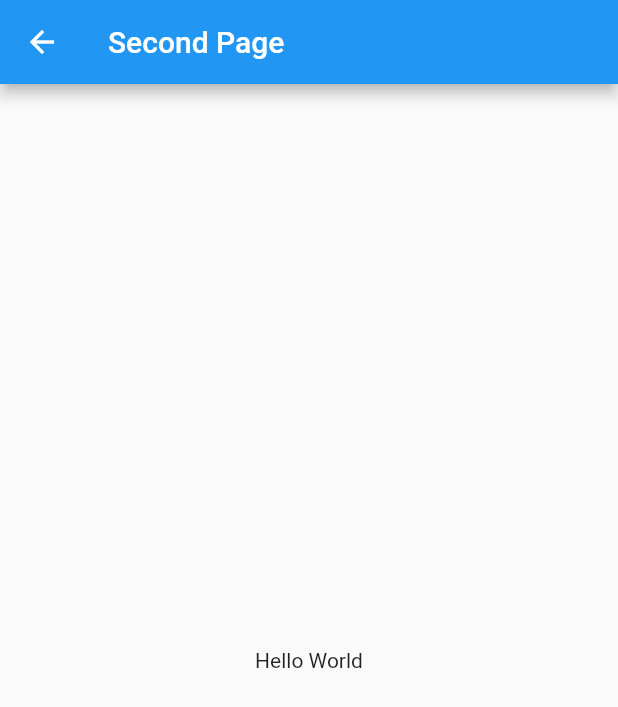
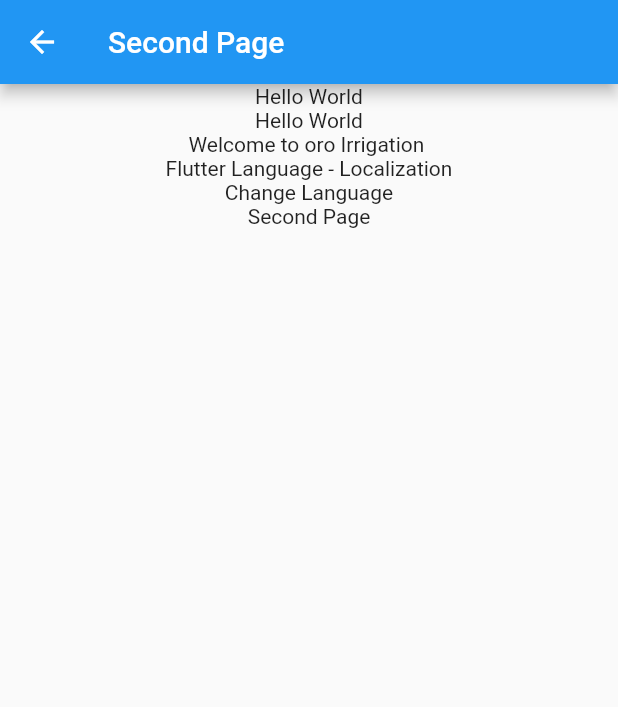
Before and after one commit to venkatesanios/select_lang, a Flutter app: the secondPage screen opened directly, on a phone screen of 412 x 824 dp. Shown: the top 707 px of the screen. Run offline on Flutter 3.47's test engine with Material 2 defaults, Android fonts, the light colour scheme and no system bars; our stand-ins replace flutter_translate, get.

Commit message:
update aug 16

```diff
--- a/lib/localeString.dart
+++ b/lib/localeString.dart
@@ -9,9 +9,9 @@ class LocaleString extends Translations {
         //ENGLISH LANGUAGE
         'en_US': {
           'hello': 'Hello World',
-          'message': 'Welcome to Proto Coders Point',
+          'message': 'Welcome to oro Irrigation ',
           'title': 'Flutter Language - Localization',
-          'sub': 'Subscribe Now',
+          'subscribe': 'Change Language click here',
           'changelang': 'Change Language',
           'title2': 'Second Page',
           'Next': 'Next',
@@ -21,7 +21,7 @@ class LocaleString extends Translations {
           'hello': 'नमस्ते दुनिया',
           'message': 'प्रोटो कोडर प्वाइंट में आपका स्वागत है',
           'title': 'स्पंदन भाषा - स्थानीयकरण',
-          'subscribe': 'सब्सक्राइब',
+          'subscribe': 'भाषा बदलें यहां क्लिक करें',
           'changelang': 'भाषा बदलो',
           'title2': 'दूसरा पेज',
           'Next': 'अगला',
@@ -31,7 +31,7 @@ class LocaleString extends Translations {
           'hello': 'ಹಲೋ ವರ್ಲ್ಡ್',
           'message': 'ಪ್ರೋಟೋ ಕೋಡರ್ ಪಾಯಿಂಟ್‌ಗೆ ಸುಸ್ವಾಗತ',
           'title': 'ಬೀಸು ಭಾಷೆ - ಸ್ಥಳೀಕರಣ',
-          'subscribe': 'ವಂತಿಗೆ ಕೊಡು',
+          'subscribe': 'ಭಾಷೆಯನ್ನು ಬದಲಾಯಿಸಿ ಇಲ್ಲಿ ಕ್ಲಿಕ್ ಮಾಡಿ',
           'changelang': 'ಭಾಷೆ ಬದಲಿಸಿ',
           'title2': 'ಎರಡನೇ ಪುಟ',
           'Next': 'ಮುಂದೆ',
@@ -41,25 +41,10 @@ class LocaleString extends Translations {
           'hello': 'வணக்கம் ',
           'message': 'ஓரோ பாசனத்திற்கு வரவேற்கிறோம்',
           'title': 'மொழி - உள்ளூர்மயமாக்கல்',
-          'subscribe': 'சந்தா செலுத்து',
+          'subscribe': 'மொழியை மாற்ற இங்கே கிளிக் செய்யவும்',
           'changelang': 'மொழியை மாற்றவும்',
           'title2': 'இரண்டாவது பக்கம்',
           'Next': 'அடுத்து',
         }
       };
 }
-
-class Messages extends Translations {
-  @override
-  Map<String, Map<String, String>> get keys => {
-        'en_US': {
-          'hello': 'Hello World',
-        },
-        'hi_IN': {
-          'hello': 'नमस्ते दुनिया',
-        },
-        'ta_IN': {
-          'hello': 'வணக்கம்',
-        }
-      };
-}
--- a/lib/secondpage.dart
+++ b/lib/secondpage.dart
@@ -1,5 +1,7 @@
 import 'package:flutter/material.dart';
 import 'package:get/get.dart';
+import 'package:flutter_translate/flutter_translate.dart';
+import 'package:flutter_localizations/flutter_localizations.dart';
 
 class secondPage extends StatefulWidget {
   const secondPage({super.key});
@@ -15,7 +17,21 @@ class _secondPageState extends State<secondPage> {
       appBar: AppBar(title: Text('title2'.tr)),
       body: Container(
         alignment: Alignment.center,
-        child: Text('hello'.tr),
+        child: Column(children: [
+          Text('hello'.tr),
+          SizedBox(),
+          Text('hello'.tr),
+          SizedBox(),
+          Text('message'.tr),
+          SizedBox(),
+          Text('title'.tr),
+          SizedBox(),
+          Text('changelang'.tr),
+          SizedBox(),
+          Text('title2'.tr),
+        ]),
+        // Text(translate('language.selected_message',
+        //      args: {'language': translate('language.name.ar')})),
       ),
     );
   }
--- a/pubspec.yaml
+++ b/pubspec.yaml
@@ -38,6 +38,7 @@ dependencies:
   multi_language_json: ^1.2.0
   get: ^4.6.5
   flutter_localization: ^0.1.13
+  flutter_translate: ^4.0.4
 
 dev_dependencies:
   flutter_test:
```
Also changed, not shown: lib/homePage.dart (+14 -5 lines), pubspec.lock.
